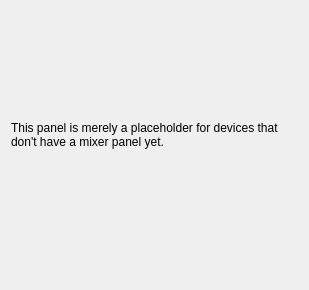
Before: the Qt Designer form libffado/support/mixer-qt4/ffado/mixer/dummy.ui in adiknoth/ffado, drawn with Qt 5.
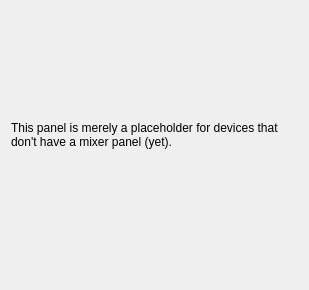
After: the same form once the commit is applied.

Commit message: Change the wording a bit.

The edit to the form file:
```diff
--- a/libffado/support/mixer-qt4/ffado/mixer/dummy.ui
+++ b/libffado/support/mixer-qt4/ffado/mixer/dummy.ui
@@ -29,11 +29,11 @@
   <property name="windowTitle" >
    <string>Dummy Panel</string>
   </property>
-  <layout class="QGridLayout" >
-   <item row="0" column="0" colspan="2" >
-    <widget class="QLabel" name="textLabel1" >
-     <property name="text" >
-      <string>This panel is merely a placeholder for devices that don't have a mixer panel yet.</string>
+  <layout class="QGridLayout">
+   <item row="0" column="0" colspan="2">
+    <widget class="QLabel" name="textLabel1">
+     <property name="text">
+      <string>This panel is merely a placeholder for devices that don't have a mixer panel (yet).</string>
      </property>
      <property name="alignment" >
       <set>Qt::AlignVCenter</set>
@@ -61,7 +61,7 @@
    </item>
   </layout>
  </widget>
- <layoutdefault spacing="6" margin="11" />
+ <layoutdefault spacing="6" margin="11"/>
  <pixmapfunction>qPixmapFromMimeSource</pixmapfunction>
  <resources/>
  <connections/>
```
Left out of the diff: 21 changed lines with no effect on the pictures.
